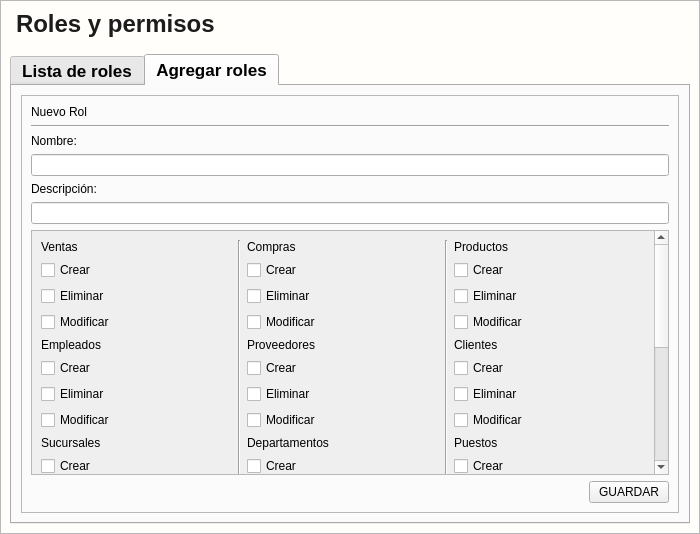
Before: the Qt Designer form app/View/UserInterfaceUi/UI_CONTROL_ROLES.ui in LAngelVp/software-punto-de-venta, drawn with Qt 5.
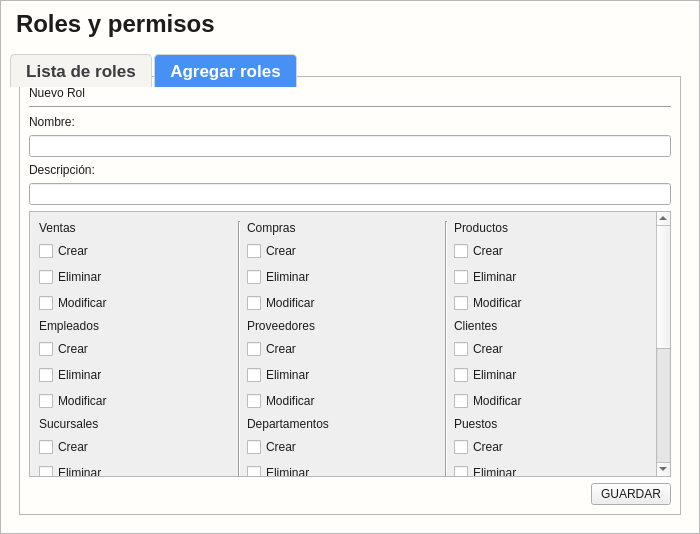
After: the same form once the commit is applied. The open tabs and pages were chosen to show the change. Icons and pictures are not drawn.

Patch:
```diff
--- a/app/View/UserInterfaceUi/UI_CONTROL_ROLES.ui
+++ b/app/View/UserInterfaceUi/UI_CONTROL_ROLES.ui
@@ -26,7 +26,8 @@
    <string>Form</string>
   </property>
   <property name="styleSheet">
-   <string notr="true">#Control_Roles_Permisos{
+   <string notr="true">*{color: #1d1c1c;}
+#Control_Roles_Permisos{
 background: #fffefb;
 }
 #etiquetaTitulo_Roles{
@@ -38,6 +39,7 @@
 }
 [objectName*=&quot;contenedor&quot;]{
 background: #fffefb;
+border:none;
 }
 [objectName*=&quot;etiquetaTitulo_&quot;]{
 font-size:18px;
@@ -96,42 +98,7 @@
 [objectName*=&quot;tabla_&quot;] {
     font-family: Arial;
     font-size: 14px;
-}
-
-/* Barra vertical */
-[objectName*=&quot;tabla_&quot;] QScrollBar:vertical {
-    border: 1px solid gray;
-    background: #023375;
-    width: 12px;  /* Fijamos el tamaño de la barra vertical */
-    border-radius: 4px;
-    margin: 22px 0 22px 0;
-}
-
-/* Manejador de la barra vertical */
-[objectName*=&quot;tabla_&quot;] QScrollBar::handle:vertical {
-    background: #023375;
-    min-height: 20px;  /* Altura mínima del manejador */
-    border-radius: 4px;
-}
-
-/* Elementos de la flecha de la barra vertical */
-[objectName*=&quot;tabla_&quot;] QScrollBar::add-line:vertical,
-[objectName*=&quot;tabla_&quot;] QScrollBar::sub-line:vertical {
-    background-color: none;
-}
-
-/* Barra horizontal */
-[objectName*=&quot;tabla_&quot;] QScrollBar:horizontal {
-    background: #023375;
-    height: 12px;  /* Fijamos el tamaño de la barra horizontal */
-    border-radius: 4px;
-}
-
-/* Manejador de la barra horizontal */
-[objectName*=&quot;tabla_&quot;] QScrollBar::handle:horizontal {
-    background: #023375;
-    height: 12px;  /* Altura del manejador horizontal */
-    border-radius: 4px;
+background: #F5F5F5;
 }
 
 /* Encabezados de la tabla */
@@ -154,7 +121,49 @@
 [objectName*=&quot;tabla_&quot;] QHeaderView::vertical {
     background-color: #023375;
     color: white;
-}</string>
+}
+
+QTabWidget::pane {
+        border: none;
+        position: absolute;
+        top: -20px;
+    }
+    
+    /* Pestaña no seleccionada */
+    QTabBar::tab {
+        background: #F5F4F1;
+        color: #3B3C3D;
+        border: 1px solid #D3D3D3;
+        border-bottom: none;
+        padding: 6px 15px;
+        min-width: 80px;
+        border-top-left-radius: 4px;
+        border-top-right-radius: 4px;
+        margin-right: 2px;
+    }
+    
+    /* Pestaña seleccionada */
+    QTabBar::tab:selected {
+        background: #4791F5;
+        color: white;
+        font-weight: bold;
+    }
+    
+    /* Pestaña al pasar el mouse */
+    QTabBar::tab:hover {
+        background: #E8E8E8;
+    }
+    
+    /* Pestaña deshabilitada */
+    QTabBar::tab:disabled {
+        background: #EEEEEE;
+        color: #AAAAAA;
+    }
+    
+    /* Área de las pestañas */
+    QTabBar {
+        background: transparent;
+    }</string>
   </property>
   <layout class="QGridLayout" name="gridLayout">
    <property name="leftMargin">
@@ -193,7 +202,6 @@
         <property name="font">
          <font>
           <pointsize>13</pointsize>
-          <weight>75</weight>
           <bold>true</bold>
          </font>
         </property>
@@ -383,8 +391,8 @@
                  <rect>
                   <x>0</x>
                   <y>0</y>
-                  <width>622</width>
-                  <height>548</height>
+                  <width>597</width>
+                  <height>485</height>
                  </rect>
                 </property>
                 <layout class="QGridLayout" name="gridLayout_6">
```
Left out of the diff: 40 changed lines with no effect on the pictures.
